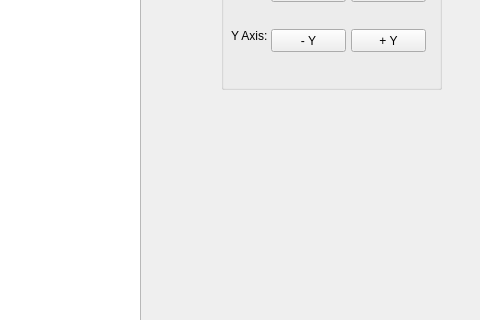
Old version of the form QTProject/PaintBot/mainwindow.ui in the repository ecestafe/CSCE452-PaintBot-Part2; both pictures show x 669 to 1149 and y 337 to 657 of the 1149 by 870 pixel window.
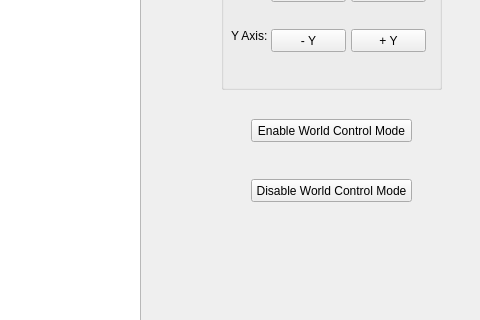
New version of the form.

Diff of the .ui file:
```diff
--- a/QTProject/PaintBot/mainwindow.ui
+++ b/QTProject/PaintBot/mainwindow.ui
@@ -261,6 +261,32 @@
      </property>
     </widget>
    </widget>
+   <widget class="QPushButton" name="pushButton_12">
+    <property name="geometry">
+     <rect>
+      <x>920</x>
+      <y>420</y>
+      <width>161</width>
+      <height>23</height>
+     </rect>
+    </property>
+    <property name="text">
+     <string>Enable World Control Mode</string>
+    </property>
+   </widget>
+   <widget class="QPushButton" name="pushButton_13">
+    <property name="geometry">
+     <rect>
+      <x>920</x>
+      <y>480</y>
+      <width>161</width>
+      <height>23</height>
+     </rect>
+    </property>
+    <property name="text">
+     <string>Disable World Control Mode</string>
+    </property>
+   </widget>
   </widget>
   <widget class="QMenuBar" name="menuBar">
    <property name="geometry">
```
